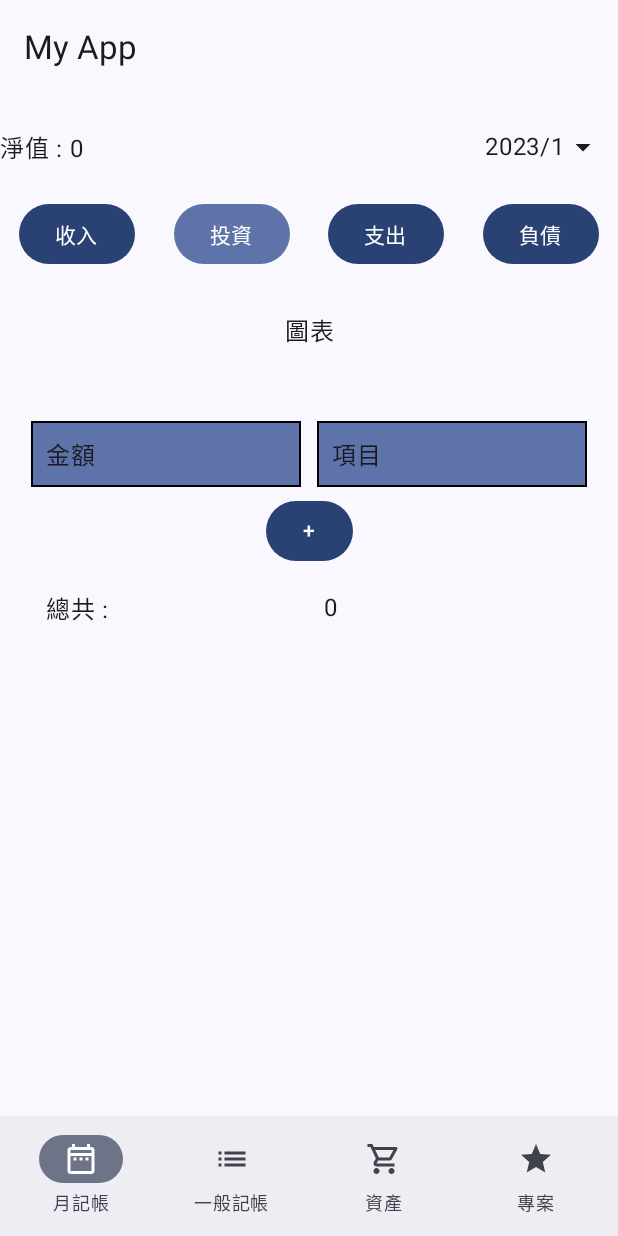
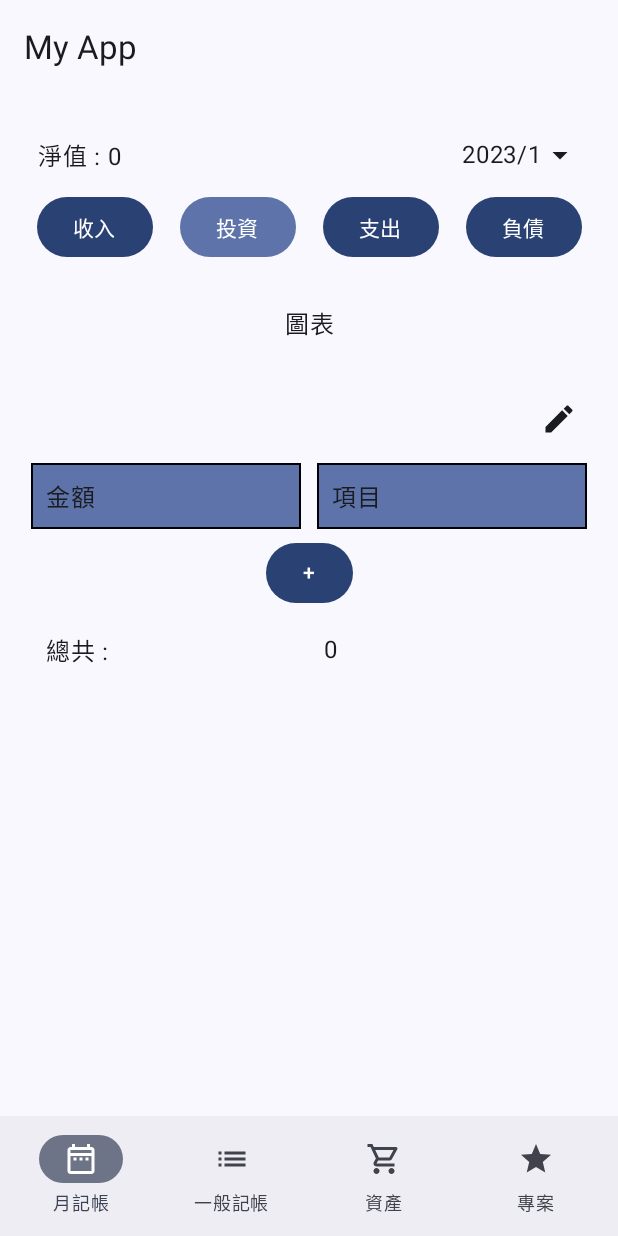
Before and after one commit to kikiouo201/FullMoonMoney, an Android app built with Jetpack Compose: the screen it shows after launch (MainActivity), after a tap on "投資", on a phone screen of 412 x 824 dp. Run offline under Robolectric (Android 15) with nearby library versions, the light colour scheme and no system bars.

Commit message:
Add the fixed items in the monthly accounting

```diff
--- a/app/src/main/java/com/example/fullmoonmoney/ui/monthlyAccounting/MonthlyAccounting.kt
+++ b/app/src/main/java/com/example/fullmoonmoney/ui/monthlyAccounting/MonthlyAccounting.kt
@@ -15,6 +15,7 @@ import androidx.compose.foundation.layout.width
 import androidx.compose.foundation.layout.wrapContentHeight
 import androidx.compose.material.icons.Icons
 import androidx.compose.material.icons.filled.ArrowDropDown
+import androidx.compose.material.icons.filled.Create
 import androidx.compose.material3.AlertDialog
 import androidx.compose.material3.Button
 import androidx.compose.material3.ButtonDefaults
@@ -30,14 +31,12 @@ import androidx.compose.runtime.Composable
 import androidx.compose.runtime.getValue
 import androidx.compose.runtime.mutableStateOf
 import androidx.compose.runtime.remember
-import androidx.compose.runtime.saveable.rememberSaveable
 import androidx.compose.runtime.setValue
 import androidx.compose.ui.Alignment
 import androidx.compose.ui.Modifier
 import androidx.compose.ui.graphics.Color
 import androidx.compose.ui.res.stringResource
-import androidx.compose.ui.text.TextRange
-import androidx.compose.ui.text.input.TextFieldValue
+import androidx.compose.ui.text.font.FontWeight
 import androidx.compose.ui.text.style.TextAlign
 import androidx.compose.ui.tooling.preview.Preview
 import androidx.compose.ui.unit.dp
@@ -51,16 +50,20 @@ import java.util.Calendar
 // 月記帳
 @Composable
 fun MonthlyAccounting(viewModel: MonthlyAccountingViewModel = viewModel()) {
-    var monthlyCategory by remember { viewModel.currentMonthlyCategory }
-    var selectedDate by remember { viewModel.selectedDate }
+    val netWorth by remember { viewModel.netWorth }
+    val selectedDate by remember { viewModel.selectedDate }
+    val monthlyCategory by remember { viewModel.currentMonthlyCategory }
+    var isAddFixedItemDialog by remember { mutableStateOf(false) }
 
     Column {
         Row(
-            modifier = Modifier.fillMaxWidth(),
+            modifier = Modifier
+                .fillMaxWidth()
+                .padding(horizontal = 10.dp),
             verticalAlignment = Alignment.CenterVertically,
             horizontalArrangement = Arrangement.SpaceBetween,
         ) {
-            Text(text = "淨值 : ${viewModel.netWorth.value}")
+            Text(text = "淨值 : $netWorth")
             MonthDropdownMenu(selectedDate) {
                 viewModel.setCurrentStatus(monthlyCategory, it)
             }
@@ -99,23 +102,38 @@ fun MonthlyAccounting(viewModel: MonthlyAccountingViewModel = viewModel()) {
             text = "圖表",
             style = MaterialTheme.typography.bodyLarge
         )
-
+        Row(
+            modifier = Modifier.fillMaxWidth(),
+            horizontalArrangement = Arrangement.End,
+        ) {
+            IconButton(onClick = { isAddFixedItemDialog = true }) {
+                Icon(
+                    imageVector = Icons.Filled.Create,
+                    contentDescription = "create"
+                )
+            }
+        }
         MonthlyAccountingTable(viewModel)
+        if (isAddFixedItemDialog) {
+            AddFixedItemDialog(
+                itemData = viewModel.getItemData(),
+                onAdd = {
+                    viewModel.setItemData(it)
+                    isAddFixedItemDialog = false
+                },
+                onCancel = { isAddFixedItemDialog = false }
+            )
+        }
     }
 }
 
 @Composable
 fun MonthlyAccountingTable(viewModel: MonthlyAccountingViewModel) {
+    val titleData = listOf(R.string.amount, R.string.item)
+    val tableData by remember { viewModel.selectedTableData }
     var isAddItemDialog by remember { mutableStateOf(false) }
-    val tableData by remember { viewModel.selectedTableData }
 
-    Column(
-        Modifier
-            .fillMaxSize()
-            .padding(15.dp)
-    ) {
-        var titleData = listOf(R.string.amount, R.string.item)
-
+    Column(Modifier.fillMaxSize()) {
         TableHeaderCell(
             textList = titleData,
             color = MaterialTheme.colorScheme.primaryContainer
@@ -139,9 +157,7 @@ fun MonthlyAccountingTable(viewModel: MonthlyAccountingViewModel) {
         }
         Button(
             modifier = Modifier.align(Alignment.CenterHorizontally),
-            onClick = {
-                isAddItemDialog = true
-            }
+            onClick = { isAddItemDialog = true }
         ) {
             Text(text = "+")
         }
@@ -182,9 +198,8 @@ fun MonthlyAccountingTable(viewModel: MonthlyAccountingViewModel) {
 // 增加項目的 dialog
 @Composable
 fun AddItemDialog(onAdd: (String) -> Unit, onCancel: () -> Unit) {
-    var value by rememberSaveable(stateSaver = TextFieldValue.Saver) {
-        mutableStateOf(TextFieldValue("", TextRange(0, 7)))
-    }
+    var value by remember { mutableStateOf("") }
+
     AlertDialog(
         onDismissRequest = { onCancel() },
         title = { Text(text = stringResource(R.string.add_item)) },
@@ -202,7 +217,58 @@ fun AddItemDialog(onAdd: (String) -> Unit, onCancel: () -> Unit) {
             }
         },
         confirmButton = {
-            TextButton(onClick = { onAdd(value.text) }) {
+            TextButton(onClick = { onAdd(value) }) {
+                Text(stringResource(R.string.ok))
+            }
+        },
+        dismissButton = {
+            TextButton(onClick = { onCancel() }) {
+                Text(stringResource(R.string.cancel))
+            }
+        }
+    )
+}
+
+// 增加固定項目的 dialog
+@Composable
+fun AddFixedItemDialog(
+    itemData: List<String>,
+    onAdd: (String) -> Unit,
+    onCancel: () -> Unit
+) {
+    var value by remember { mutableStateOf("") }
+
+    AlertDialog(
+        onDismissRequest = { onCancel() },
+        title = { Text(text = stringResource(R.string.add_item)) },
+        text = {
+            Column(modifier = Modifier.padding(5.dp)) {
+                Text(
+                    modifier = Modifier.padding(vertical = 5.dp),
+                    text = "${stringResource(R.string.item)} : ",
+                    style = MaterialTheme.typography.bodyLarge,
+                    fontWeight = FontWeight.Bold
+                )
+                itemData.forEach { Text(text = it) }
+                Row(
+                    modifier = Modifier.padding(vertical = 5.dp),
+                    verticalAlignment = Alignment.CenterVertically
+                ) {
+                    Text(
+                        text = "${stringResource(R.string.item)} : ",
+                        style = MaterialTheme.typography.bodyLarge,
+                        fontWeight = FontWeight.Bold
+                    )
+                    OutlinedTextField(
+                        value = value,
+                        onValueChange = { value = it },
+                        modifier = Modifier.padding(5.dp)
+                    )
+                }
+            }
+        },
+        confirmButton = {
+            TextButton(onClick = { onAdd(value) }) {
                 Text(stringResource(R.string.ok))
             }
         },
@@ -226,9 +292,7 @@ fun MonthDropdownMenu(selectedDate: Pair<Int, Int>, onSelected: (Pair<Int, Int>)
         rememberDatePickerState(initialDisplayedMonthMillis = calendar.timeInMillis)
 
     Box {
-        IconButton(modifier = Modifier
-            .padding(10.dp)
-            .width(80.dp),
+        IconButton(modifier = Modifier.width(80.dp),
             onClick = { expanded = true }) {
             Row(verticalAlignment = Alignment.CenterVertically) {
                 Text(text = "${selectedDate.first}/${selectedDate.second}")
@@ -267,8 +331,17 @@ fun MonthDropdownMenu(selectedDate: Pair<Int, Int>, onSelected: (Pair<Int, Int>)
 
 @Preview(showBackground = true)
 @Composable
-fun GreetingPreview() {
+fun MonthlyAccountingPreview() {
     FullMoonMoneyTheme {
         MonthlyAccounting()
     }
 }
+
+@Preview(showBackground = true)
+@Composable
+fun AddItemDataDialogPreview() {
+    FullMoonMoneyTheme {
+        val itemData = listOf("A 銀行", "B 銀行", "現金")
+        AddFixedItemDialog(itemData = itemData, onAdd = {}) {}
+    }
+}
--- a/app/src/main/java/com/example/fullmoonmoney/ui/monthlyAccounting/MonthlyAccountingViewModel.kt
+++ b/app/src/main/java/com/example/fullmoonmoney/ui/monthlyAccounting/MonthlyAccountingViewModel.kt
@@ -8,7 +8,7 @@ import com.example.fullmoonmoney.R
 
 class MonthlyAccountingViewModel : ViewModel() {
 
-    private var monthlyData = mutableStateOf(mutableStateMapOf<MonthlyCategory, MonthlyData>())
+    private var allMonthlyData = mutableStateOf(mutableStateMapOf<MonthlyCategory, MonthlyData>())
     var currentMonthlyCategory = mutableStateOf(MonthlyCategory.Income)
     var netWorth = mutableStateOf(0)
     var selectedDate = mutableStateOf(Pair(2023, 1))
@@ -25,7 +25,8 @@ class MonthlyAccountingViewModel : ViewModel() {
         MonthlyData().let {
             it.data["2023/1"] = listOf(Pair("A 銀行", ""), Pair("B 銀行", ""), Pair("現金", ""))
             it.data["2023/9"] = listOf(Pair("B 銀行", ""), Pair("現金", ""))
-            monthlyData.value[MonthlyCategory.Income] = it
+            it.itemData = mutableListOf("A 銀行", "B 銀行", "現金")
+            allMonthlyData.value[MonthlyCategory.Income] = it
         }
         setMonthlyData()
     }
@@ -37,29 +38,50 @@ class MonthlyAccountingViewModel : ViewModel() {
     }
 
     fun setCurrentTableData(data: List<Pair<String, String>>) {
-        monthlyData.value[currentMonthlyCategory.value]?.data?.set(getMonthlyDataKey(), data)
+        allMonthlyData.value[currentMonthlyCategory.value]?.data?.set(getMonthlyDataKey(), data)
         setMonthlyData()
     }
 
     fun getTotal(): Int {
-        return monthlyData.value[currentMonthlyCategory.value]?.total?.get(getMonthlyDataKey()) ?: 0
+        return allMonthlyData.value[currentMonthlyCategory.value]?.total?.get(getMonthlyDataKey())
+            ?: 0
+    }
+
+    fun setItemData(item: String) {
+        allMonthlyData.value[currentMonthlyCategory.value]?.itemData?.add(item)
+        setMonthlyData()
+    }
+
+    fun getItemData(): List<String> {
+        return allMonthlyData.value[currentMonthlyCategory.value]?.itemData ?: listOf()
     }
 
     private fun setMonthlyData() {
-        if (!monthlyData.value.containsKey(currentMonthlyCategory.value)) {
-            // 沒有MonthlyCategory
-            MonthlyData().let {
-                it.data[selectedDate.value.second.toString()] = listOf()
-                monthlyData.value[currentMonthlyCategory.value] = it
+        if (!allMonthlyData.value.containsKey(currentMonthlyCategory.value)) {
+            // 沒有 MonthlyCategory
+            MonthlyData().let { monthlyData ->
+                val itemData = mutableListOf<Pair<String, String>>()
+                monthlyData.itemData.forEach { itemData.add(Pair(it, "")) }
+                monthlyData.data[getMonthlyDataKey()] = itemData
+                allMonthlyData.value[currentMonthlyCategory.value] = monthlyData
             }
         }
-        monthlyData.value[currentMonthlyCategory.value]?.data?.get(getMonthlyDataKey())
-            ?.let {
-                selectedTableData.value = it
-                setTotal()
-                setNetWorth()
-                return
+        allMonthlyData.value[currentMonthlyCategory.value]?.let { monthlyData ->
+            if (monthlyData.data[getMonthlyDataKey()].isNullOrEmpty()) {
+                // 沒有 MonthlyDataKey
+                val itemData = mutableListOf<Pair<String, String>>()
+                monthlyData.itemData.forEach { itemData.add(Pair(it, "")) }
+                monthlyData.data[getMonthlyDataKey()] = itemData
+                selectedTableData.value = itemData
+            } else {
+                monthlyData.data[getMonthlyDataKey()]?.let {
+                    selectedTableData.value = it
+                }
             }
+            setTotal()
+            setNetWorth()
+            return
+        }
         selectedTableData.value = listOf()
         setTotal()
         setNetWorth()
@@ -77,13 +99,13 @@ class MonthlyAccountingViewModel : ViewModel() {
                 total += it.second.toInt()
             }
         }
-        monthlyData.value[currentMonthlyCategory.value]?.total?.set(getMonthlyDataKey(), total)
+        allMonthlyData.value[currentMonthlyCategory.value]?.total?.set(getMonthlyDataKey(), total)
     }
 
     // 儲存淨值
     private fun setNetWorth() {
         netWorth.value = 0
-        monthlyData.value.forEach { total ->
+        allMonthlyData.value.forEach { total ->
             total.value.total.forEach {
                 if (it.key == getMonthlyDataKey()) {
                     when (total.key) {
@@ -98,7 +120,8 @@ class MonthlyAccountingViewModel : ViewModel() {
 
 data class MonthlyData(
     var total: SnapshotStateMap<String, Int> = mutableStateMapOf(),
-    var data: SnapshotStateMap<String, List<Pair<String, String>>> = mutableStateMapOf()
+    var data: SnapshotStateMap<String, List<Pair<String, String>>> = mutableStateMapOf(),
+    var itemData: MutableList<String> = mutableListOf()
 )
 
 enum class MonthlyCategory(
```
Also changed, not shown: app/src/main/java/com/example/fullmoonmoney/ui/home/Home.kt (+16 -6 lines).
